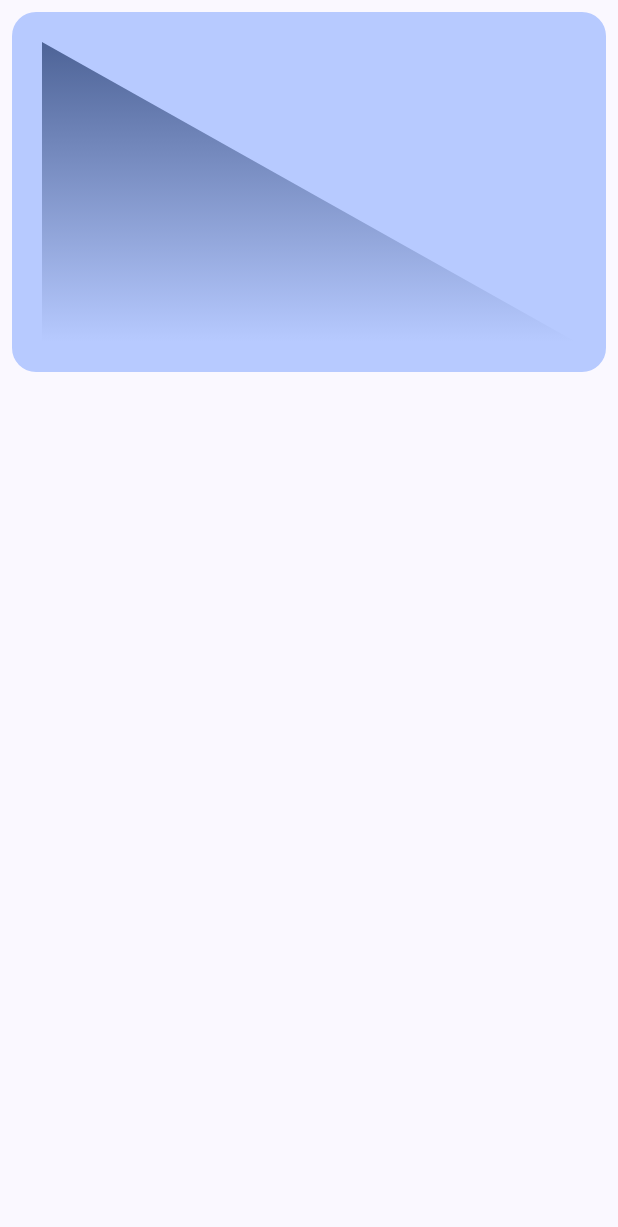
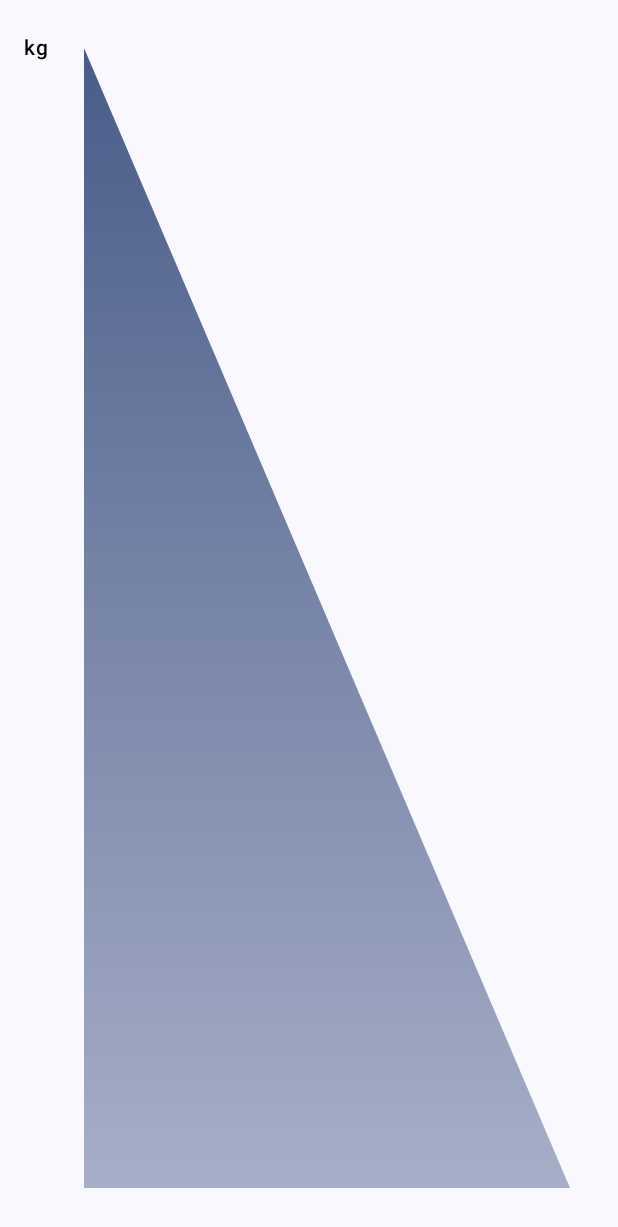
Before and after one commit to fpiardi/bmicalculator, an Android app built with Jetpack Compose: the composable HistoricalGraphScreen called with empty values, on a phone screen of 412 x 824 dp. Shown: the top 1227 px of the screen. Run offline under Robolectric (Android 15) with nearby library versions, the phone set to English and light mode, and no system bars; 6 statements that could not run were skipped.

Commit message:
Some small fixes

```diff
--- a/app/src/main/java/com/piardilabs/bmicalculator/BMICalculatorRoutes.kt
+++ b/app/src/main/java/com/piardilabs/bmicalculator/BMICalculatorRoutes.kt
@@ -131,7 +131,7 @@ fun BMICalculatorApp(
                                 navController.popBackStack()
                             }
                         } else {
-                            navController.navigate(BMICalculatorScreen.HistoricalGraph.name) {
+                            navController.navigate(BMICalculatorScreen.HistoricalList.name) {
                                 navController.popBackStack()
                             }
                         }
@@ -272,7 +272,8 @@ fun BMICalculatorApp(
                         list = listSavedBmiResult,
                         bmiViewModel,
                         modifier = Modifier
-                            .padding(16.dp)
+                            //.padding(horizontal = 16.dp)
+                            //.padding(16.dp)
                             .fillMaxHeight(),
                     )
                 }
--- a/app/src/main/java/com/piardilabs/bmicalculator/ui/BottomNavigationBar.kt
+++ b/app/src/main/java/com/piardilabs/bmicalculator/ui/BottomNavigationBar.kt
@@ -13,6 +13,7 @@ import androidx.compose.runtime.getValue
 import androidx.compose.ui.Modifier
 import androidx.compose.ui.graphics.vector.ImageVector
 import androidx.compose.ui.res.stringResource
+import androidx.compose.ui.res.vectorResource
 import androidx.compose.ui.text.font.FontWeight
 import androidx.navigation.NavHostController
 import androidx.navigation.compose.currentBackStackEntryAsState
@@ -52,7 +53,7 @@ fun BMICalculatorBottomBar(
             BottomNavItem(
                 name = stringResource(R.string.bottom_nav_historical_graph),
                 route = BMICalculatorScreen.HistoricalGraph.name,
-                icon = Icons.Rounded.Home,
+                icon = ImageVector.vectorResource(R.drawable.baseline_stacked_bar_chart_24),
             )
         )
         bottomNavItems.forEach { item ->
--- a/app/src/main/java/com/piardilabs/bmicalculator/ui/LineGraphScreen.kt
+++ b/app/src/main/java/com/piardilabs/bmicalculator/ui/LineGraphScreen.kt
@@ -9,7 +9,6 @@ import androidx.compose.foundation.background
 import androidx.compose.foundation.gestures.detectTapGestures
 import androidx.compose.foundation.layout.Box
 import androidx.compose.foundation.layout.aspectRatio
-import androidx.compose.foundation.layout.fillMaxHeight
 import androidx.compose.foundation.layout.fillMaxSize
 import androidx.compose.foundation.layout.fillMaxWidth
 import androidx.compose.foundation.layout.padding
@@ -36,6 +35,7 @@ import androidx.compose.ui.graphics.drawscope.clipRect
 import androidx.compose.ui.input.pointer.pointerInput
 import androidx.compose.ui.platform.LocalConfiguration
 import androidx.compose.ui.platform.LocalContext
+import androidx.compose.ui.res.stringResource
 import androidx.compose.ui.text.AnnotatedString
 import androidx.compose.ui.text.drawText
 import androidx.compose.ui.text.rememberTextMeasurer
@@ -44,6 +44,7 @@ import androidx.compose.ui.unit.dp
 import com.piardilabs.bmicalculator.Graph
 import com.piardilabs.bmicalculator.MAXIMUM_WEIGHT
 import com.piardilabs.bmicalculator.MINIMAL_WEIGHT
+import com.piardilabs.bmicalculator.R
 import com.piardilabs.bmicalculator.domain.HistoricalGraphResult
 import com.piardilabs.bmicalculator.ui.theme.BMICalculatorTheme
 import com.piardilabs.bmicalculator.utilities.formatToViewDateDefaults
@@ -83,7 +84,7 @@ fun HistoricalGraphPreview() {
             showBackgroundLines = true,
             modifier = Modifier
                 .padding(16.dp)
-                .fillMaxHeight()
+                .fillMaxWidth()
         )
     }
 }
@@ -97,14 +98,16 @@ fun HistoricalGraphScreen(
     val barColors = MaterialTheme.colorScheme.onBackground
     val pathColors = MaterialTheme.colorScheme.primary
     var graphData by remember {
-        mutableStateOf(list)
+        mutableStateOf(list.reversed())
     }
 
     val legendStyle = MaterialTheme.typography.labelSmall
+    val legendAxisY = stringResource(R.string.measure_weight)
     val animationProgress = remember { Animatable(0f) }
     val textMeasurer = rememberTextMeasurer()
     val configuration = LocalConfiguration.current
-    val dotRects = ArrayList<Rect>()
+    val dotRectList = ArrayList<Rect>()
+    var normalPathLegend : List<LegendOffsideAxisY>? = null
 
     LaunchedEffect(key1 = list, key2 = configuration, block = {
         animationProgress.animateTo(1f, tween(2000))
@@ -115,13 +118,14 @@ fun HistoricalGraphScreen(
             .padding(8.dp)
             .clip(shape = RoundedCornerShape(16.dp, 16.dp, 16.dp, 16.dp))
             .fillMaxWidth()
-            .background(color = MaterialTheme.colorScheme.inversePrimary)
+            .background(color = MaterialTheme.colorScheme.background)
     )
     {
+        //Box with graph and background lines
         Box(
             modifier = Modifier
-                .padding(start = 20.dp, bottom = 20.dp, top = 20.dp, end = 20.dp)
-                .aspectRatio(16 / 9f)
+                .padding(start = 48.dp, bottom = 24.dp, top = 24.dp, end = 24.dp)
+                //.aspectRatio(16 / 9f)
                 .fillMaxSize()
                 .pointerInput(Unit) {
                     detectTapGestures(
@@ -130,7 +134,7 @@ fun HistoricalGraphScreen(
                             // check if the tap offset is in one of the
                             // tracked Rects.
                             var index = 0
-                            for (rect in dotRects) {
+                            for (rect in dotRectList) {
                                 if (rect.contains(tapOffset)) {
                                     graphData = graphData.mapIndexed { i, item ->
                                         if (index == i) {
@@ -148,10 +152,10 @@ fun HistoricalGraphScreen(
                     )
                 }
                 .drawWithCache {
-                    val dotSpaces = 8.dp.toPx()
-                    dotRects.clear()
+                    val dotRectPadding = 16.dp.toPx()
+                    dotRectList.clear()
 
-                    val path = generatePath(graphData, size, dotRects, dotSpaces)
+                    val path = generatePath(graphData, size, dotRectList, dotRectPadding)
                     val filledPath = Path()
                     filledPath.addPath(path)
                     filledPath.lineTo(size.width, size.height) //line to bottom right of the graph
@@ -159,11 +163,13 @@ fun HistoricalGraphScreen(
                     filledPath.close()
 
                     val normalPath = generateNormalPath(graphData, size)
+                    normalPathLegend = getLegendOffsideAxisY(graphData, size)
 
                     val brushPath = Brush.verticalGradient(
                         listOf(
-                            pathColors.copy(alpha = 0.75f),
-                            Color.Transparent
+                            pathColors.copy(alpha = 0.85f),
+                            pathColors.copy(alpha = 0.40f)
+                            //Color.Transparent
                         )
                     )
 
@@ -187,7 +193,7 @@ fun HistoricalGraphScreen(
                             item.position?.let { position ->
                                 drawCircle(
                                     color = pathColors,
-                                    radius = 4.dp.toPx(),
+                                    radius = 5.dp.toPx(),
                                     style = Fill,
                                     center = Offset(position.x, position.y)
                                 )
@@ -205,7 +211,10 @@ fun HistoricalGraphScreen(
                                             AnnotatedString(Date(item.date).formatToViewDateDefaults()),
                                             style = legendStyle
                                         ),
-                                        topLeft = Offset(position.x - 12.dp.toPx(), size.height)
+                                        topLeft = Offset(
+                                            (size.width / 2) - 40.dp.toPx(),
+                                            size.height - 24.dp.toPx()
+                                        )
                                     )
                                 }
                             }
@@ -213,10 +222,10 @@ fun HistoricalGraphScreen(
 
                         //draw background grid
                         if (showBackgroundLines) {
-                            val barWidthPx = 0.5.dp.toPx()
+                            val barWidthPx = 0.1.dp.toPx()
                             drawRect(color = barColors, style = Stroke(barWidthPx))
 
-                            val verticalLines = 6
+                            val verticalLines = list.size
                             val verticalSize = size.width / (verticalLines + 1)
                             repeat(verticalLines) { i ->
                                 val startX = verticalSize * (i + 1)
@@ -245,27 +254,66 @@ fun HistoricalGraphScreen(
 
                 }
         )
+
+        // Box with legends
+        Box(
+            modifier = Modifier
+                .padding(start = 8.dp, bottom = 0.dp, top = 16.dp, end = 8.dp)
+                .drawWithCache {
+                    onDrawBehind {
+                        drawText(
+                            textLayoutResult = textMeasurer.measure(
+                                AnnotatedString(legendAxisY),
+                                style = legendStyle
+                            ),
+                            topLeft = Offset(0f, 0f)
+                        )
+
+                        normalPathLegend?.let {
+                            it.forEach { legend ->
+                                drawText(
+                                    textLayoutResult = textMeasurer.measure(
+                                        AnnotatedString(legend.weight.toOneDecimal()),
+                                        style = legendStyle
+                                    ),
+                                    topLeft = legend.position
+                                )
+                            }
+                        }
+
+                    }
+                }
+        )
     }
 }
 
+/**
+ * Generate the path of the weight, and calculate the clickable area of the dots
+ */
+private fun generatePath(
+    list: List<HistoricalGraphResult>,
+    size: Size,
+    dotRectList: ArrayList<Rect>,
+    dotSpaces: Float
+): Path {
 
-private fun generatePath(list: List<HistoricalGraphResult>, size: Size, dotRects: ArrayList<Rect>, dotSpaces: Float): Path {
     val path = Path()
+    val proportionY = calculateProportionY(list, size)
 
     list.forEachIndexed { index, item ->
         // positionX will be the size divide by number os measures
-        val positionX = (size.width / list.size) * (index + 1)
-
-        // calculate the weight proportion related to size height
-        val proportionY = size.height / (MAXIMUM_WEIGHT - MINIMAL_WEIGHT)
+        val positionX = size.width / (list.size - 1) * index
 
         // positionY should be inverted
-        val positionY = size.height - (item.weight * proportionY)
+        val positionY = size.height - ((item.weight - MINIMAL_WEIGHT) * proportionY)
         item.position = PointF(positionX, positionY)
 
         if (index == 0) {
             item.position = PointF(0f, positionY)
             path.moveTo(x = 0f, y = positionY)
+        } else if (index == list.size - 1) {
+            item.position = PointF(size.width, positionY)
+            path.lineTo(x = size.width, y = positionY)
         } else {
             path.lineTo(x = positionX, y = positionY)
             //to smothie path lines.. change lineTo(x,Y) to use cubicTo function
@@ -273,8 +321,10 @@ private fun generatePath(list: List<HistoricalGraphResult>, size: Size, dotRects
             //path.cubicTo((positionX * 0.6f), (positionY * 0.6f), (positionX * 0.6f), (positionY * 0.6f), positionX, positionY)
         }
 
+        Log.d("fpiardi", "items:${list.size} height:${size.height} proportionY:${proportionY} positionY:${positionY}")
+
         item.position?.let { position ->
-            dotRects.add(
+            dotRectList.add(
                 Rect(
                     top = validRectValue(position.y - dotSpaces),
                     left = validRectValue(position.x - dotSpaces),
@@ -283,10 +333,6 @@ private fun generatePath(list: List<HistoricalGraphResult>, size: Size, dotRects
                 )
             )
         }
-
-
-//        path.lineTo(x = positionX, y = positionY)
-//        //to smothie path lines.. change lineTo(x,Y) to use cubicTo function
 
     }
 
@@ -305,23 +351,58 @@ private fun validRectValue(value: Float, maxValue: Float? = null): Float {
     return newValue
 }
 
+/**
+ * Use the max weight the user saved and screen size height
+ */
+private fun calculateProportionY(list: List<HistoricalGraphResult>, size: Size): Float {
+    val maxWeight = list.maxOfOrNull { it.weight }?.inc() ?: MAXIMUM_WEIGHT.toFloat()
+    return size.height / (maxWeight - MINIMAL_WEIGHT)
+}
+
+/**
+ * Generate path with the range of normal weight
+ */
 private fun generateNormalPath(list: List<HistoricalGraphResult>, size: Size): Path {
     val path = Path()
+    val proportionY = calculateProportionY(list, size)
 
-    // positionX will be the size divide by number os measures
-    val positionX = (size.width / list.size) * list.size
-
-    // calculate the weight proportion related to size height
-    val proportionY = size.height / (MAXIMUM_WEIGHT - MINIMAL_WEIGHT)
-
-    // positionY should be inverted
-    val positionY = size.height - (list.first().maxNormalWeight * proportionY)
-
-    path.moveTo(x = 0f, y = size.height - list.first().maxNormalWeight * proportionY)
-    path.lineTo(x = positionX, y = size.height - list.last().maxNormalWeight * proportionY)
-    path.lineTo(x = positionX, y = size.height - list.last().minNormalWeight * proportionY)
-    path.lineTo(x = 0f, y = size.height - list.first().minNormalWeight * proportionY)
+    path.moveTo(x = 0f, y = size.height - ((list.first().maxNormalWeight - MINIMAL_WEIGHT) * proportionY))
+    path.lineTo(x = size.width, y = size.height - ((list.last().maxNormalWeight - MINIMAL_WEIGHT) * proportionY))
+    path.lineTo(x = size.width, y = size.height - ((list.last().minNormalWeight - MINIMAL_WEIGHT) * proportionY))
+    path.lineTo(x = 0f, y = size.height - ((list.first().minNormalWeight - MINIMAL_WEIGHT) * proportionY))
     path.close()
 
     return path
 }
+
+private fun getLegendOffsideAxisY(
+    list: List<HistoricalGraphResult>,
+    size: Size
+): List<LegendOffsideAxisY> {
+    val response = ArrayList<LegendOffsideAxisY>()
+    val proportionY = calculateProportionY(list, size)
+
+    response.add(
+        LegendOffsideAxisY(
+            Offset(
+                0f,
+                size.height - ((list.last().maxNormalWeight - MINIMAL_WEIGHT) * proportionY)
+            ), weight = list.last().maxNormalWeight
+        )
+    )
+    response.add(
+        LegendOffsideAxisY(
+            Offset(
+                0f,
+                size.height - ((list.last().minNormalWeight - MINIMAL_WEIGHT) * proportionY)
+            ), weight = list.last().minNormalWeight
+        )
+    )
+
+    return response
+}
+
+data class LegendOffsideAxisY(
+    val position: Offset,
+    val weight: Float
+)
--- /dev/null
+++ b/app/src/main/res/drawable/baseline_stacked_bar_chart_24.xml
@@ -0,0 +1,5 @@
+<vector android:height="24dp" android:tint="#000000"
+    android:viewportHeight="24" android:viewportWidth="24"
+    android:width="24dp" xmlns:android="http://schemas.android.com/apk/res/android">
+    <path android:fillColor="@android:color/white" android:pathData="M6,10h3v10L6,20zM6,5h3v4L6,9zM16,16h3v4h-3zM16,13h3v2h-3zM11,13h3v7h-3zM11,9h3v3h-3z"/>
+</vector>
--- a/app/src/main/res/values/strings.xml
+++ b/app/src/main/res/values/strings.xml
@@ -18,9 +18,9 @@
     <string name="result_normal">Great!</string>
     <string name="result_bmi">Your BMI is %s</string>
     <string name="result_bmi_detail">Normal weight for your height: %s kg - %s kg</string>
-    <string name="disclaimer">Remember: BMI is useful for predicting your ideal healthy weight, it is not meant to be entirely accurate, since it does not take into consideration your overall body composition. So use BMI as a tool, but don’t rely on it entirely.</string>
+    <string name="disclaimer">Remember: BMI is useful for predicting your ideal healthy weight, it is not meant to be entirely accurate.</string>
     <string name="historical_list_title">Historical</string>
-    <string name="historical_graph_title">Historical</string>
+    <string name="historical_graph_title">Weight history</string>
     <string name="historical_empty">There is no saved results to show yet</string>
     <string name="bottom_nav_add">Add</string>
     <string name="bottom_nav_historical_list">List</string>
```
Also changed, not shown: app/build.gradle (+11 -2 lines), app/src/main/java/com/piardilabs/bmicalculator/ui/HistoricalListScreen.kt (+9 -9 lines), app/src/main/java/com/piardilabs/bmicalculator/viewmodel/BmiViewModel.kt (+6 -5 lines), 4 other files.
